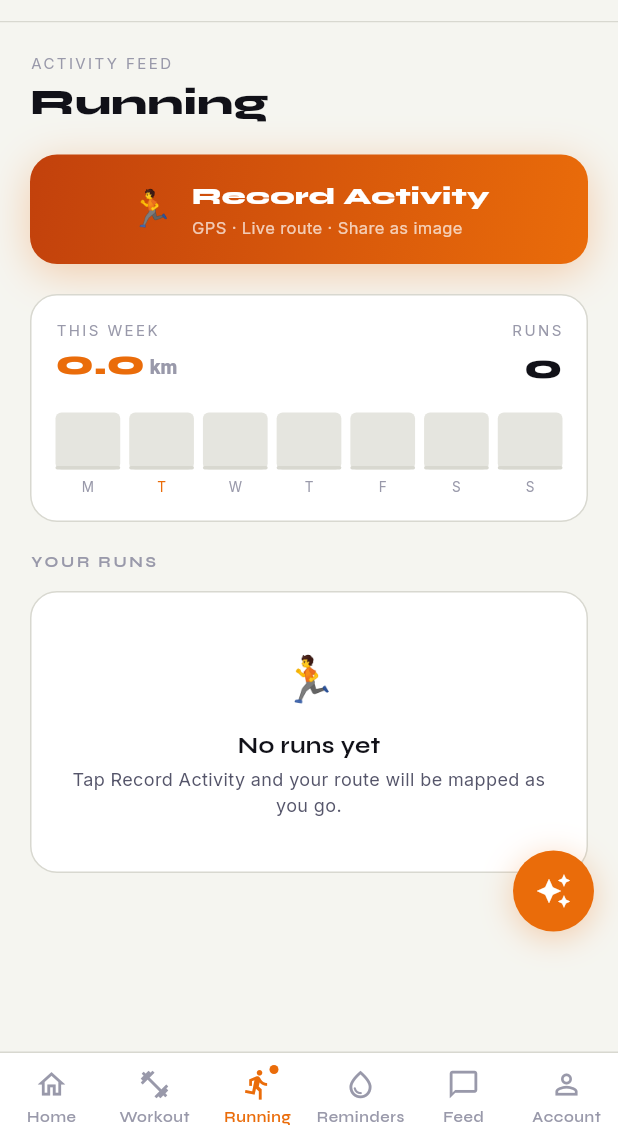
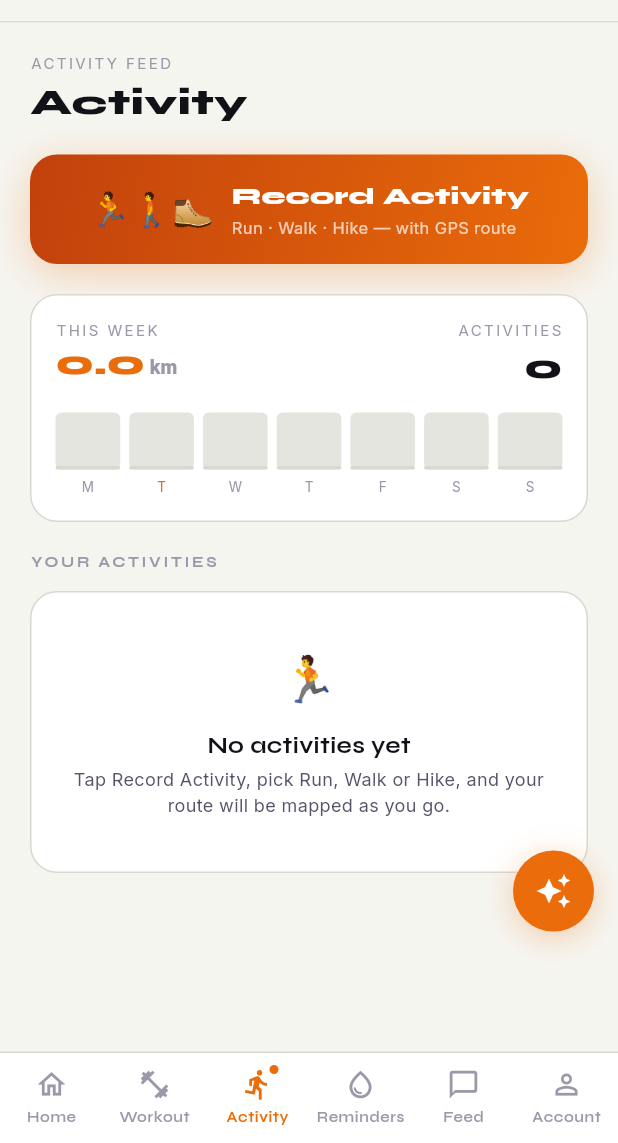
Before and after one commit to avneeshgautam/movara, a Flutter app: the screen it shows once a user with an empty profile is signed in, item 3 of the bottom bar chosen, on a phone screen of 412 x 824 dp, the part 93-1236 px from its top. Run offline on Flutter 3.47's test engine with Material 3 defaults, Android fonts, the phone set to English and light mode, and no system bars; our stand-ins replace firebase_auth, firebase_core, flutter_local_notifications, flutter_map, flutter_markdown, geolocator and 8 more; missing offline and left inert: dart:js_interop, gal; accounts and stored records are empty; network calls fail.

Commit message:
Add Walk and Hike activities alongside Running
The activity tab now records Run, Walk or Hike from one chooser, reusing
the same GPS engine, live screen, map and summary:

- ActivityType (run/walk/hike) is stored on each record with its own
  kcal-per-km factor; old records load as runs.
- The tracker captures GPS altitude and accumulates smoothed elevation
  gain; hikes surface elevation gain and max altitude live and in the
  summary, and calories include the climb.
- Record button opens a Run/Walk/Hike picker; cards, titles and the
  bottom-nav label are now activity-aware ("Activity" instead of
  "Running").

Co-Authored-By: Claude Opus 4.8 <noreply@anthropic.com>

```diff
--- a/frontend/lib/models/run_record.dart
+++ b/frontend/lib/models/run_record.dart
@@ -1,17 +1,47 @@
 import 'dart:convert';
+
+/// The kind of activity a recording is. Each carries its own label, emoji and
+/// a rough kcal-per-km factor for the calorie estimate.
+enum ActivityType {
+  run('Run', '🏃', 65),
+  walk('Walk', '🚶', 50),
+  hike('Hike', '🥾', 55);
+
+  const ActivityType(this.label, this.emoji, this.kcalPerKm);
+
+  final String label;
+  final String emoji;
+  final double kcalPerKm;
+
+  static ActivityType fromName(String? name) => ActivityType.values.firstWhere(
+        (t) => t.name == name,
+        orElse: () => ActivityType.run,
+      );
+}
 
 /// One GPS sample along a route. Kept free of any map-library types so the
 /// model stays testable and the mapping package remains swappable.
 class RunPoint {
-  const RunPoint(this.lat, this.lng);
+  const RunPoint(this.lat, this.lng, [this.altitude]);
 
   final double lat;
   final double lng;
 
-  Map<String, dynamic> toJson() => {'lat': lat, 'lng': lng};
+  /// Metres above sea level, when the device reports it (null on the web,
+  /// where browsers don't expose altitude).
+  final double? altitude;
 
-  factory RunPoint.fromJson(Map<String, dynamic> json) =>
-      RunPoint((json['lat'] as num).toDouble(), (json['lng'] as num).toDouble());
+  Map<String, dynamic> toJson() => {
+        'lat': lat,
+        'lng': lng,
+        if (altitude != null) 'alt': altitude,
+      };
+
+  factory RunPoint.fromJson(Map<String, dynamic> json) => RunPoint(
+        (json['lat'] as num).toDouble(),
+        (json['lng'] as num).toDouble(),
+        (json['alt'] as num?)?.toDouble(),
+      );
 }
 
 /// A completed run: how far, how long, and the path taken.
@@ -23,6 +53,8 @@ class RunRecord {
     required this.distanceMeters,
     required this.route,
     this.movingSeconds = 0,
+    this.activityType = ActivityType.run,
+    this.elevationGainMeters = 0,
   });
 
   final String id;
@@ -35,7 +67,24 @@ class RunRecord {
   /// saved before this existed have 0 and fall back to elapsed time.
   final int movingSeconds;
 
+  /// Run / Walk / Hike. Old records saved before this existed default to run.
+  final ActivityType activityType;
+
+  /// Total metres climbed over the activity (sum of positive, smoothed
+  /// altitude changes). Zero when altitude was never available.
+  final double elevationGainMeters;
+
   double get distanceKm => distanceMeters / 1000;
+
+  /// Highest altitude reached along the route, or null if none was recorded.
+  double? get maxAltitude {
+    double? best;
+    for (final p in route) {
+      final a = p.altitude;
+      if (a != null && (best == null || a > best)) best = a;
+    }
+    return best;
+  }
 
   Duration get elapsed => Duration(seconds: elapsedSeconds);
 
@@ -48,10 +97,12 @@ class RunRecord {
   double get paceSecondsPerKm =>
       distanceKm > 0.05 ? paceBaseSeconds / distanceKm : 0;
 
-  /// Rough estimate only: running burns very roughly 65 kcal per km for an
-  /// average adult. Deliberately simple and deterministic — there is no
-  /// heart-rate sensor behind it, so it is labelled as an estimate in the UI.
-  int get estimatedCalories => (distanceKm * 65).round();
+  /// Rough estimate only: a per-activity kcal-per-km factor plus roughly
+  /// 0.5 kcal for every metre climbed. Deliberately simple and deterministic
+  /// — there is no heart-rate sensor behind it, so it is labelled as an
+  /// estimate in the UI.
+  int get estimatedCalories =>
+      (distanceKm * activityType.kcalPerKm + elevationGainMeters * 0.5).round();
 
   Map<String, dynamic> toJson() => {
         'id': id,
@@ -59,6 +110,8 @@ class RunRecord {
         'elapsedSeconds': elapsedSeconds,
         'movingSeconds': movingSeconds,
         'distanceMeters': distanceMeters,
+        'activityType': activityType.name,
+        'elevationGain': elevationGainMeters,
         'route': route.map((p) => p.toJson()).toList(),
       };
 
@@ -68,6 +121,9 @@ class RunRecord {
         elapsedSeconds: json['elapsedSeconds'] as int,
         movingSeconds: json['movingSeconds'] as int? ?? 0,
         distanceMeters: (json['distanceMeters'] as num).toDouble(),
+        activityType: ActivityType.fromName(json['activityType'] as String?),
+        elevationGainMeters:
+            (json['elevationGain'] as num?)?.toDouble() ?? 0,
         route: (json['route'] as List<dynamic>)
             .map((p) => RunPoint.fromJson(p as Map<String, dynamic>))
             .toList(),
--- a/frontend/lib/screens/home_shell.dart
+++ b/frontend/lib/screens/home_shell.dart
@@ -204,7 +204,7 @@ class _TabBar extends StatelessWidget {
   static const _items = [
     (icon: Icons.home_outlined, label: 'Home'),
     (icon: Icons.fitness_center, label: 'Workout'),
-    (icon: Icons.directions_run, label: 'Running'),
+    (icon: Icons.directions_run, label: 'Activity'),
     (icon: Icons.water_drop_outlined, label: 'Reminders'),
     (icon: Icons.chat_bubble_outline, label: 'Feed'),
     (icon: Icons.person_outline, label: 'Account'),
--- a/frontend/lib/screens/running_tab.dart
+++ b/frontend/lib/screens/running_tab.dart
@@ -41,9 +41,9 @@ class _RunningTabState extends State<RunningTab> {
     super.dispose();
   }
 
-  Future<void> _startRun() async {
+  Future<void> _startRun(ActivityType type) async {
     setState(() => _screen = _Screen.live);
-    await _tracker.start();
+    await _tracker.start(type: type);
   }
 
   void _finishRun() {
@@ -104,9 +104,65 @@ class _Feed extends StatelessWidget {
   const _Feed({required this.store, required this.onRecord});
 
   final RunStore store;
-  final VoidCallback onRecord;
+  final void Function(ActivityType) onRecord;
 
   static const _weekDays = ['M', 'T', 'W', 'T', 'F', 'S', 'S'];
+
+  /// Pops the Run / Walk / Hike chooser, then starts recording the pick.
+  Future<void> _chooseActivity(BuildContext context) async {
+    final c = context.movara;
+    final type = await showModalBottomSheet<ActivityType>(
+      context: context,
+      backgroundColor: c.surface,
+      shape: const RoundedRectangleBorder(
+        borderRadius: BorderRadius.vertical(top: Radius.circular(24)),
+      ),
+      builder: (ctx) => SafeArea(
+        child: Column(
+          mainAxisSize: MainAxisSize.min,
+          crossAxisAlignment: CrossAxisAlignment.start,
+          children: [
+            const SizedBox(height: 10),
+            Center(
+              child: Container(
+                width: 40,
+                height: 4,
+                decoration: BoxDecoration(
+                    color: c.border, borderRadius: BorderRadius.circular(2)),
+              ),
+            ),
+            Padding(
+              padding: const EdgeInsets.fromLTRB(20, 16, 20, 6),
+              child: Text('CHOOSE ACTIVITY',
+                  style: TextStyle(
+                      color: c.textMuted, fontSize: 10, letterSpacing: 1.6)),
+            ),
+            for (final type in ActivityType.values)
+              ListTile(
+                leading: Text(type.emoji, style: const TextStyle(fontSize: 24)),
+                title: Text(type.label,
+                    style: AppTheme.display(
+                        color: c.textPrimary,
+                        fontSize: 16,
+                        fontWeight: FontWeight.w700)),
+                subtitle: Text(_activityBlurb(type),
+                    style: TextStyle(color: c.textMuted, fontSize: 11)),
+                trailing: Icon(Icons.chevron_right, color: c.textMuted),
+                onTap: () => Navigator.pop(ctx, type),
+              ),
+            const SizedBox(height: 8),
+          ],
+        ),
+      ),
+    );
+    if (type != null) onRecord(type);
+  }
+
+  static String _activityBlurb(ActivityType type) => switch (type) {
+        ActivityType.run => 'GPS route · pace · calories',
+        ActivityType.walk => 'GPS route · steps pace · calories',
+        ActivityType.hike => 'GPS route · elevation gain · calories',
+      };
 
   @override
   Widget build(BuildContext context) {
@@ -127,7 +183,7 @@ class _Feed extends StatelessWidget {
                 style: TextStyle(
                     color: c.textMuted, fontSize: 10, letterSpacing: 1.6)),
             const SizedBox(height: 2),
-            Text('Running',
+            Text('Activity',
                 style: AppTheme.display(
                     color: c.textPrimary, fontSize: 24, fontWeight: FontWeight.w800)),
             const SizedBox(height: 18),
@@ -173,7 +229,7 @@ class _Feed extends StatelessWidget {
                       Column(
                         crossAxisAlignment: CrossAxisAlignment.end,
                         children: [
-                          Text('RUNS',
+                          Text('ACTIVITIES',
                               style: TextStyle(
                                   color: c.textMuted, fontSize: 10, letterSpacing: 1.6)),
                           Text('${store.runsThisWeek()}',
@@ -264,7 +320,7 @@ class _Feed extends StatelessWidget {
               const SizedBox(height: 20),
             ],
 
-            Text('YOUR RUNS',
+            Text('YOUR ACTIVITIES',
                 style: AppTheme.display(
                     color: c.textMuted,
                     fontSize: 10,
@@ -287,7 +343,7 @@ class _Feed extends StatelessWidget {
   Widget _recordButton(BuildContext context) {
     final c = context.movara;
     return GestureDetector(
-      onTap: onRecord,
+      onTap: () => _chooseActivity(context),
       child: Container(
         padding: const EdgeInsets.symmetric(vertical: 16),
         decoration: BoxDecoration(
@@ -304,7 +360,9 @@ class _Feed extends StatelessWidget {
         child: Row(
           mainAxisAlignment: MainAxisAlignment.center,
           children: [
-            const Text('🏃', style: TextStyle(fontSize: 24)),
+            const Text('🏃', style: TextStyle(fontSize: 22)),
+            const Text('🚶', style: TextStyle(fontSize: 22)),
+            const Text('🥾', style: TextStyle(fontSize: 22)),
             const SizedBox(width: 12),
             Column(
               crossAxisAlignment: CrossAxisAlignment.start,
@@ -314,7 +372,7 @@ class _Feed extends StatelessWidget {
                     style: AppTheme.display(
                         color: Colors.white, fontSize: 16, fontWeight: FontWeight.w800)),
                 const SizedBox(height: 2),
-                const Text('GPS · Live route · Share as image',
+                const Text('Run · Walk · Hike — with GPS route',
                     style: TextStyle(color: Colors.white70, fontSize: 11)),
               ],
             ),
@@ -366,10 +424,11 @@ class _Feed extends StatelessWidget {
         children: [
           const Text('🏃', style: TextStyle(fontSize: 30)),
           const SizedBox(height: 12),
-          Text('No runs yet',
+          Text('No activities yet',
               style: AppTheme.display(color: c.textPrimary, fontSize: 15)),
           const SizedBox(height: 4),
-          Text('Tap Record Activity and your route will be mapped as you go.',
+          Text('Tap Record Activity, pick Run, Walk or Hike, and your route '
+              'will be mapped as you go.',
               textAlign: TextAlign.center,
               style: TextStyle(color: c.textSecondary, fontSize: 12)),
         ],
@@ -419,14 +478,15 @@ class _RunCardState extends State<_RunCard> {
                       alignment: Alignment.center,
                       decoration:
                           BoxDecoration(color: c.accentSoft, shape: BoxShape.circle),
-                      child: const Text('🏃', style: TextStyle(fontSize: 18)),
+                      child: Text(run.activityType.emoji,
+                          style: const TextStyle(fontSize: 18)),
                     ),
                     const SizedBox(width: 12),
                     Expanded(
                       child: Column(
                         crossAxisAlignment: CrossAxisAlignment.start,
                         children: [
-                          Text(_title(run.startedAt),
+                          Text(_title(run.startedAt, run.activityType),
                               style: AppTheme.display(
                                   color: c.textPrimary,
                                   fontSize: 14,
@@ -449,7 +509,11 @@ class _RunCardState extends State<_RunCard> {
                   children: [
                     _stat(context, 'DISTANCE', '${run.distanceKm.toStringAsFixed(2)} km'),
                     const SizedBox(width: 8),
-                    _stat(context, 'PACE', '${formatPace(run.paceSecondsPerKm)}/km'),
+                    if (run.activityType == ActivityType.hike)
+                      _stat(context, 'ELEV GAIN',
+                          '${run.elevationGainMeters.round()} m')
+                    else
+                      _stat(context, 'PACE', '${formatPace(run.paceSecondsPerKm)}/km'),
                     const SizedBox(width: 8),
                     _stat(context, 'TIME', formatDuration(run.elapsed)),
                   ],
@@ -488,13 +552,17 @@ class _RunCardState extends State<_RunCard> {
     );
   }
 
-  /// Runs are named by time of day, the way most trackers do it.
-  String _title(DateTime at) {
+  /// Activities are named by time of day and type, the way most trackers do.
+  String _title(DateTime at, ActivityType type) {
     final h = at.hour;
-    if (h < 12) return 'Morning Run';
-    if (h < 17) return 'Afternoon Run';
-    if (h < 21) return 'Evening Run';
-    return 'Night Run';
+    final part = h < 12
+        ? 'Morning'
+        : h < 17
+            ? 'Afternoon'
+            : h < 21
+                ? 'Evening'
+                : 'Night';
+    return '$part ${type.label}';
   }
 
   Widget _stat(BuildContext context, String label, String value) {
@@ -582,7 +650,9 @@ class _LiveTracker extends StatelessWidget {
                             ),
                           ),
                           const SizedBox(width: 8),
-                          Text(tracker.isPaused ? 'PAUSED' : 'RECORDING',
+                          Text(
+                              '${tracker.activityType.label.toUpperCase()} · '
+                              '${tracker.isPaused ? 'PAUSED' : 'RECORDING'}',
                               style: AppTheme.display(
                                 color: tracker.isPaused ? c.textMuted : c.green,
                                 fontSize: 11,
@@ -607,7 +677,12 @@ class _LiveTracker extends StatelessWidget {
                       _liveStat(context, 'PACE',
                           formatPace(tracker.paceSecondsPerKm), '/km'),
                       const SizedBox(width: 8),
-                      _liveStat(context, 'CAL', '${tracker.estimatedCalories}', 'est.'),
+                      if (tracker.activityType == ActivityType.hike)
+                        _liveStat(context, 'ELEV',
+                            '${tracker.elevationGainMeters.round()}', 'm ↑')
+                      else
+                        _liveStat(
+                            context, 'CAL', '${tracker.estimatedCalories}', 'est.'),
                     ],
                   ),
                   const SizedBox(height: 14),
@@ -790,7 +865,7 @@ class _SummaryState extends State<_Summary> {
         ListView(
           padding: const EdgeInsets.fromLTRB(20, 20, 20, 32),
           children: [
-            Text('✓ RUN COMPLETE',
+            Text('✓ ${run.activityType.label.toUpperCase()} COMPLETE',
                 style: AppTheme.display(
                     color: c.green,
                     fontSize: 10,
@@ -853,6 +928,20 @@ class _SummaryState extends State<_Summary> {
                 _card(context, '🔥', 'Calories', '~${run.estimatedCalories} kcal'),
               ],
             ),
+            if (run.activityType == ActivityType.hike) ...[
+              const SizedBox(height: 12),
+              Row(
+                children: [
+                  _card(context, '⛰️', 'Elev gain',
+                      '${run.elevationGainMeters.round()} m'),
+                  const SizedBox(width: 12),
+                  _card(context, '🏔️', 'Max altitude',
+                      run.maxAltitude != null
+                          ? '${run.maxAltitude!.round()} m'
+                          : '--'),
+                ],
+              ),
+            ],
             const SizedBox(height: 18),
             _primaryButton(context, 'Save Activity', widget.onSave),
             const SizedBox(height: 10),
--- a/frontend/lib/services/run_tracker.dart
+++ b/frontend/lib/services/run_tracker.dart
@@ -2,7 +2,10 @@ import 'dart:async';
 import 'dart:math' as math;
 
 import 'package:flutter/foundation.dart';
-import 'package:geolocator/geolocator.dart';
+// Geolocator also exports an `ActivityType`; hide it so ours (from
+// run_record) wins, and reach geolocator's via the `geo` prefix.
+import 'package:geolocator/geolocator.dart' hide ActivityType;
+import 'package:geolocator/geolocator.dart' as geo show ActivityType;
 
 import '../models/run_record.dart';
 
@@ -61,6 +64,13 @@ class RunTracker extends ChangeNotifier {
   double? _accuracyMetres;
   int _movingMillis = 0;
   DateTime? _lastStepAt;
+  ActivityType _activityType = ActivityType.run;
+  double _elevationGain = 0;
+  double? _smoothAltitude;
+
+  /// Smallest smoothed altitude rise that counts toward elevation gain, in
+  /// metres — below this it is treated as GPS altitude noise.
+  static const _minElevationStep = 0.5;
 
   TrackerState get state => _state;
   Duration get elapsed {
@@ -98,10 +108,18 @@ class RunTracker extends ChangeNotifier {
     return base / distanceKm;
   }
 
-  int get estimatedCalories => (distanceKm * 65).round();
+  /// The activity being recorded (run / walk / hike).
+  ActivityType get activityType => _activityType;
 
-  Future<void> start() async {
+  /// Metres climbed so far, from smoothed altitude changes.
+  double get elevationGainMeters => _elevationGain;
+
+  int get estimatedCalories =>
+      (distanceKm * _activityType.kcalPerKm + _elevationGain * 0.5).round();
+
+  Future<void> start({ActivityType type = ActivityType.run}) async {
     _reset();
+    _activityType = type;
     _state = TrackerState.acquiring;
     notifyListeners();
 
@@ -150,7 +168,8 @@ class RunTracker extends ChangeNotifier {
       return;
     }
 
-    final point = RunPoint(position.latitude, position.longitude);
+    final altitude = position.altitude != 0 ? position.altitude : null;
+    final point = RunPoint(position.latitude, position.longitude, altitude);
     _current = point;
     _error = null;
 
@@ -199,8 +218,25 @@ class RunTracker extends ChangeNotifier {
       // First recorded point: start the moving-time reference here.
       _lastStepAt = DateTime.now();
     }
+    _updateElevation(altitude);
     _route.add(point);
     notifyListeners();
+  }
+
+  /// Folds a new altitude reading into the running elevation gain. Smooths
+  /// with an exponential moving average first, then only counts a rise above
+  /// [_minElevationStep] so GPS altitude jitter doesn't inflate the total.
+  void _updateElevation(double? altitude) {
+    if (altitude == null) return;
+    final prev = _smoothAltitude;
+    if (prev == null) {
+      _smoothAltitude = altitude;
+      return;
+    }
+    final smoothed = prev * 0.6 + altitude * 0.4;
+    final rise = smoothed - prev;
+    if (rise > _minElevationStep) _elevationGain += rise;
+    _smoothAltitude = smoothed;
   }
 
   void pause() {
@@ -243,6 +279,8 @@ class RunTracker extends ChangeNotifier {
       elapsedSeconds: total.inSeconds,
       movingSeconds: movingSeconds,
       distanceMeters: _distanceMeters,
+      activityType: _activityType,
+      elevationGainMeters: _elevationGain,
       route: List.of(_route),
     );
     notifyListeners();
@@ -263,6 +301,9 @@ class RunTracker extends ChangeNotifier {
     _movingMillis = 0;
     _lastStepAt = null;
     _distanceMeters = 0;
+    _elevationGain = 0;
+    _smoothAltitude = null;
+    _activityType = ActivityType.run;
     _route.clear();
     _current = null;
     _error = null;
@@ -294,7 +335,7 @@ class RunTracker extends ChangeNotifier {
     if (!kIsWeb && defaultTargetPlatform == TargetPlatform.iOS) {
       return AppleSettings(
         accuracy: LocationAccuracy.best,
-        activityType: ActivityType.fitness,
+        activityType: geo.ActivityType.fitness,
         distanceFilter: 0,
         // Requires the location background mode in Info.plist; without it
         // iOS terminates the app instead of delivering updates.
```
Also changed, not shown: 1 other file.
